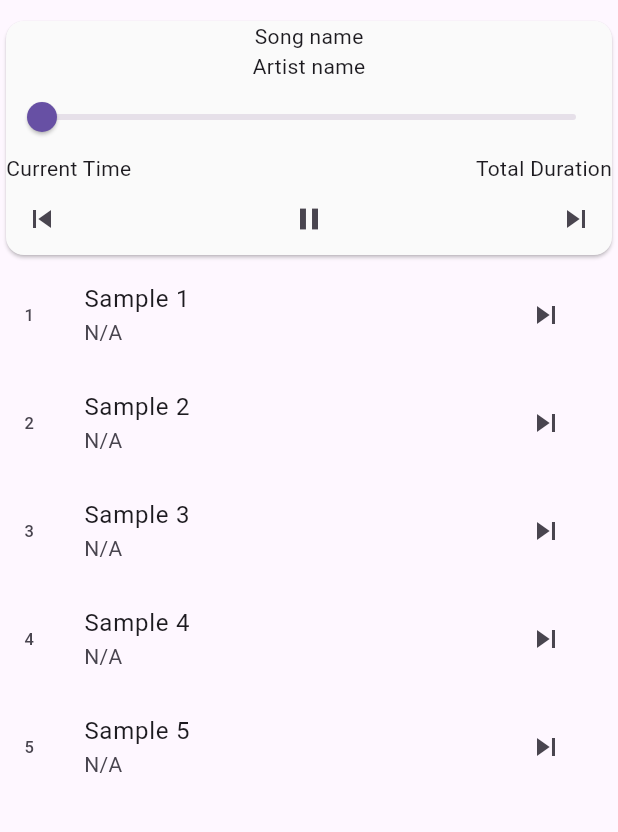
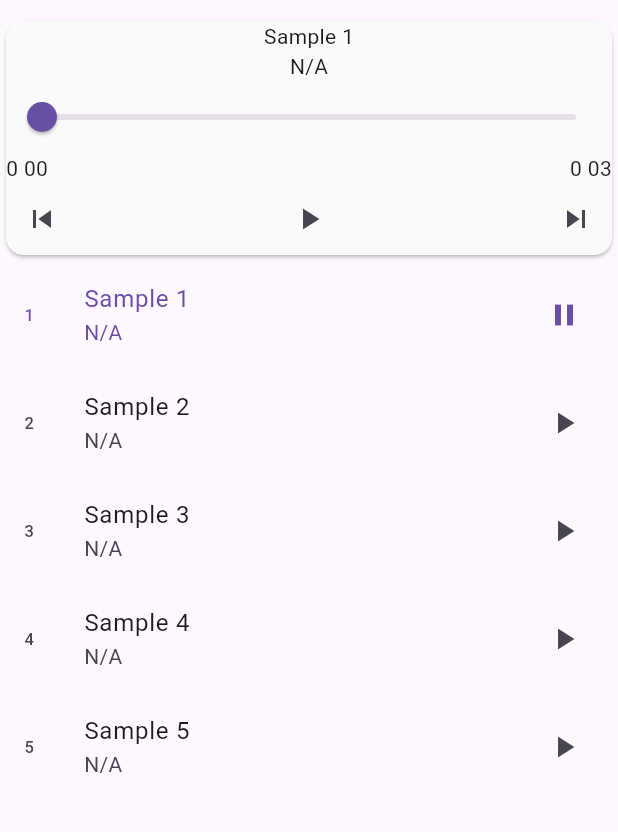
Before and after one commit to Shishir707/Music-App, a Flutter app: the screen it shows after launch, on a phone screen of 412 x 824 dp, the part 84-916 px from its top. Run offline on Flutter 3.47's test engine with Material 3 defaults, Android fonts, the phone set to English and light mode, and no system bars; our stand-ins replace audioplayers.

Commit message:
add function to button

```diff
--- a/lib/music_app.dart
+++ b/lib/music_app.dart
@@ -1,3 +1,5 @@
+import 'dart:math';
+
 import 'package:audioplayers/audioplayers.dart';
 import 'package:flutter/material.dart';
 import 'package:music_app/model/song.dart';
@@ -53,11 +55,19 @@ class _MusicAppState extends State<MusicApp> {
   @override
   void initState() {
     eventListener();
+    _playSong(currentIndex);
     super.initState();
   }
 
   @override
   Widget build(BuildContext context) {
+    final Song song = playList[currentIndex];
+    final double totalDuration = max(songDuration.inSeconds.toDouble(), 1);
+    final double currentPosition = position.inSeconds.toDouble().clamp(
+      0,
+      totalDuration,
+    );
+
     return Scaffold(
       appBar: AppBar(
         title: Text(
@@ -74,22 +84,31 @@ class _MusicAppState extends State<MusicApp> {
             color: Colors.grey[50],
             child: Column(
               children: [
-                Text("Song name"),
-                Text('Artist name'),
+                Text(song.songName),
+                Text(song.artistName),
                 Slider(value: 0, onChanged: (value) {}),
                 Row(
                   mainAxisAlignment: MainAxisAlignment.spaceBetween,
-                  children: [Text('Current Time'), Text("Total Duration")],
+                  children: [
+                    Text(timeFormat(position)),
+                    Text(timeFormat(songDuration)),
+                  ],
                 ),
                 Row(
                   mainAxisAlignment: MainAxisAlignment.spaceBetween,
                   children: [
                     IconButton(
-                      onPressed: () {},
+                      onPressed: previousSong,
                       icon: Icon(Icons.skip_previous),
                     ),
-                    IconButton(onPressed: () {}, icon: Icon(Icons.pause)),
-                    IconButton(onPressed: () {}, icon: Icon(Icons.skip_next)),
+                    IconButton(
+                      onPressed: toggleButton,
+                      icon: Icon(isPlay ? Icons.pause : Icons.play_arrow),
+                    ),
+                    IconButton(
+                      onPressed: nextSong,
+                      icon: Icon(Icons.skip_next),
+                    ),
                   ],
                 ),
               ],
@@ -99,15 +118,14 @@ class _MusicAppState extends State<MusicApp> {
             child: ListView.builder(
               itemCount: playList.length,
               itemBuilder: (context, index) {
+                final bool isPlayNow = index == currentIndex;
                 return ListTile(
                   title: Text(playList[index].songName),
                   subtitle: Text(playList[index].artistName),
-                  trailing: IconButton(
-                    onPressed: () {},
-                    icon: Icon(Icons.skip_next),
-                  ),
+                  trailing: Icon(isPlayNow ? Icons.pause : Icons.play_arrow),
                   leading: Text("${index + 1}"),
                   onTap: () => _playSong(index),
+                  selected: isPlayNow,
                 );
               },
             ),
@@ -169,4 +187,11 @@ class _MusicAppState extends State<MusicApp> {
       _audioPlayer.resume();
     }
   }
+
+  String timeFormat(Duration duration) {
+    final minute = duration.inMinutes;
+    final second = duration.inSeconds.remainder(60);
+
+    return "$minute ${second.toString().padLeft(2, "0")}";
+  }
 }
```
